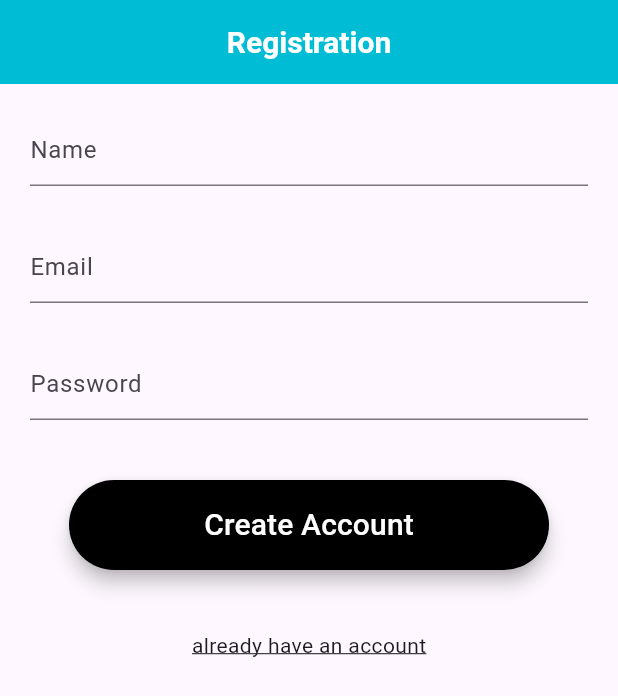
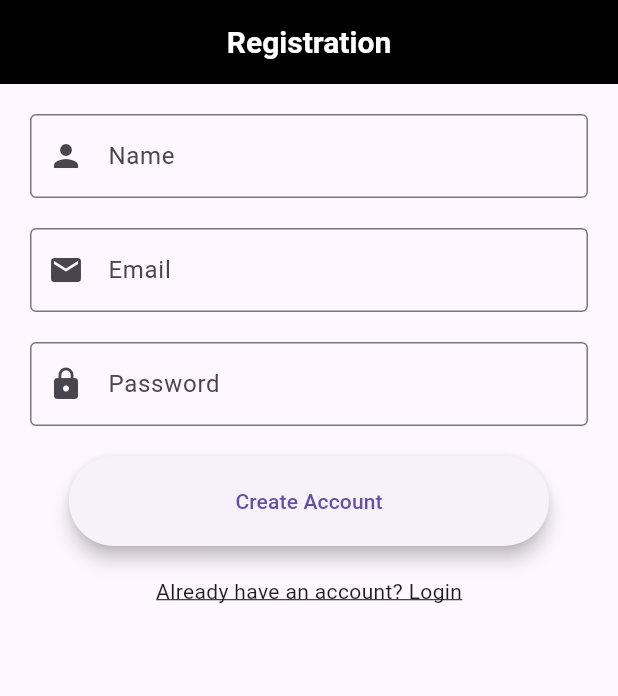
Before and after one commit to hsushwesin/flutter_app, a Flutter app: the screen it shows after launch, after a tap on "Create Account", on a phone screen of 412 x 824 dp. Shown: the top 696 px of the screen. Run offline on Flutter 3.47's test engine with Material 3 defaults, Android fonts, the phone set to English and light mode, and no system bars.

Commit message:
Create:Authentication and home screen

```diff
--- a/flutter_app/lib/Screens/register_screen.dart
+++ b/flutter_app/lib/Screens/register_screen.dart
@@ -1,25 +1,56 @@
+import 'dart:convert';
 import 'package:flutter/material.dart';
-
+import 'package:flutter_app/Services/auth_services.dart';
+import 'package:flutter_app/Services/globals.dart';
 import '../rounded_button.dart';
+import 'home_screen.dart';
 import 'login_screen.dart';
+import 'package:http/http.dart' as http;
 
 class RegisterScreen extends StatefulWidget {
-  const RegisterScreen({super.key});
+  const RegisterScreen({Key? key}) : super(key: key);
 
   @override
-  State<RegisterScreen> createState() => _RegisterScreenState();
+  _RegisterScreenState createState() => _RegisterScreenState();
 }
 
 class _RegisterScreenState extends State<RegisterScreen> {
-  String _email = '';
-  String _password = '';
-  String _name = '';
+  late String _email;
+  late String _password;
+  late String _name;
+
+  void createAccountPressed() async {
+    bool emailValid = RegExp(
+            r"^[a-zA-Z0-9.a-zA-Z0-9.!#$%&'*+-/=?^_`{|}~]+@[a-zA-Z0-9]+\.[a-zA-Z]+")
+        .hasMatch(_email);
+    if (emailValid) {
+      try {
+        http.Response response =
+            await AuthServices.register(_name, _email, _password);
+        Map<String, dynamic> responseMap = jsonDecode(response.body);
+        if (response.statusCode == 200) {
+          Navigator.push(
+            context,
+            MaterialPageRoute(
+              builder: (BuildContext context) => const HomeScreen(),
+            ),
+          );
+        } else {
+          errorSnackBar(context, responseMap.values.first[0]);
+        }
+      } catch (e) {
+        errorSnackBar(context, 'An error occurred while processing your request.');
+      }
+    } else {
+      errorSnackBar(context, 'Email is not valid');
+    }
+  }
 
   @override
   Widget build(BuildContext context) {
     return Scaffold(
       appBar: AppBar(
-        backgroundColor: Colors.cyan,
+        backgroundColor: Colors.black,
         centerTitle: true,
         elevation: 0,
         title: const Text(
@@ -27,74 +58,81 @@ class _RegisterScreenState extends State<RegisterScreen> {
           style: TextStyle(
             fontSize: 20,
             fontWeight: FontWeight.bold,
-            color: Colors.white
+            color: Colors.white,
           ),
         ),
       ),
       body: Padding(
-        padding: const EdgeInsets.symmetric(horizontal: 20),
+        padding: const EdgeInsets.fromLTRB(20, 20, 20, 0), // Add padding here
+        child: SingleChildScrollView(
           child: Column(
+            crossAxisAlignment: CrossAxisAlignment.center,
+            mainAxisAlignment: MainAxisAlignment.center,
             children: [
-            const SizedBox(
-              height: 20,
-            ),
               TextField(
-              decoration: const InputDecoration(
+                decoration: InputDecoration(
                   hintText: 'Name',
+                  border: OutlineInputBorder(),
+                  contentPadding: const EdgeInsets.symmetric(vertical: 16, horizontal: 20),
+                  prefixIcon: const Icon(Icons.person),
                 ),
                 onChanged: (value) {
                   _name = value;
                 },
               ),
-            const SizedBox(
-              height: 30,
-            ),
+              const SizedBox(height: 20),
               TextField(
-              decoration: const InputDecoration(
+                decoration: InputDecoration(
                   hintText: 'Email',
+                  border: OutlineInputBorder(),
+                  contentPadding: const EdgeInsets.symmetric(vertical: 16, horizontal: 20),
+                  prefixIcon: const Icon(Icons.email),
                 ),
                 onChanged: (value) {
                   _email = value;
                 },
               ),
-            const SizedBox(
-              height: 30,
-            ),
+              const SizedBox(height: 20),
               TextField(
                 obscureText: true,
-              decoration: const InputDecoration(
+                decoration: InputDecoration(
                   hintText: 'Password',
+                  border: OutlineInputBorder(),
+                  contentPadding: const EdgeInsets.symmetric(vertical: 16, horizontal: 20),
+                  prefixIcon: const Icon(Icons.lock),
                 ),
                 onChanged: (value) {
                   _password = value;
                 },
               ),
-            const SizedBox(
-              height: 40,
+              const SizedBox(height: 20),
+              ElevatedButton(
+                onPressed: () => createAccountPressed(),
+                child: const Text('Create Account'),
+                style: ElevatedButton.styleFrom(
+                  minimumSize: const Size(320, 60),
+                  elevation: 5,
                 ),
-            RoundedButton(
-              btnText: 'Create Account',
-              onBtnPressed: () => null,
               ),
-            const SizedBox(
-              height: 40,
-            ),
+              const SizedBox(height: 20),
               GestureDetector(
                 onTap: () {
                   Navigator.push(
                     context,
                     MaterialPageRoute(
                       builder: (BuildContext context) => const LoginScreen(),
-                    ));
+                    ),
+                  );
                 },
                 child: const Text(
-                'already have an account',
+                  'Already have an account? Login',
                   style: TextStyle(
                     decoration: TextDecoration.underline,
                   ),
                 ),
-            )
+              ),
             ],
+          ),
         ),
       ),
     );
--- /dev/null
+++ b/flutter_app/lib/Services/globals.dart
@@ -0,0 +1,13 @@
+import 'package:flutter/cupertino.dart';
+import 'package:flutter/material.dart';
+
+const String baseURL = "http://10.0.2.2:8000/api/"; //emulator localhost
+const Map<String, String> headers = {"Content-Type": "application/json"};
+
+errorSnackBar(BuildContext context, String text) {
+  ScaffoldMessenger.of(context).showSnackBar(SnackBar(
+    backgroundColor: Colors.red,
+    content: Text(text),
+    duration: const Duration(seconds: 1),
+  ));
+}
--- a/flutter_app/pubspec.yaml
+++ b/flutter_app/pubspec.yaml
@@ -35,6 +35,7 @@ dependencies:
   # The following adds the Cupertino Icons font to your application.
   # Use with the CupertinoIcons class for iOS style icons.
   cupertino_icons: ^1.0.2
+  http: ^1.2.0
 
 dev_dependencies:
   flutter_test:
```
Also changed, not shown: flutter_app/lib/Screens/home_screen.dart (added, +15 -0 lines), flutter_app/lib/Screens/login_screen.dart (+68 -9 lines), flutter_app/lib/Services/auth_services.dart (added, +40 -0 lines), flutter_app/pubspec.lock. Lines whose indentation alone changed are shown as unchanged.
